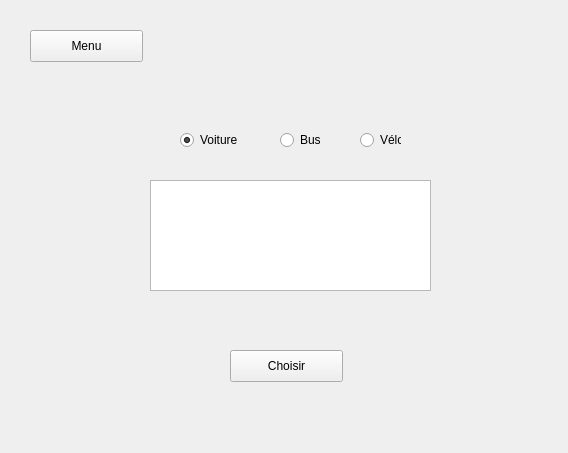
Qt form fenetrelocation.ui (TitiCrou/TAC) before a commit.
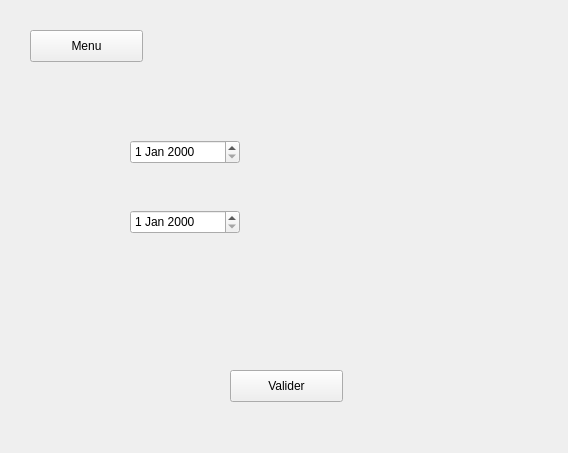
The same form after that commit.

```diff
--- a/fenetrelocation.ui
+++ b/fenetrelocation.ui
@@ -47,6 +47,41 @@
     <property name="currentIndex">
      <number>0</number>
     </property>
+    <widget class="QWidget" name="choixDate">
+     <widget class="QDateEdit" name="dateDebut">
+      <property name="geometry">
+       <rect>
+        <x>20</x>
+        <y>70</y>
+        <width>110</width>
+        <height>24</height>
+       </rect>
+      </property>
+     </widget>
+     <widget class="QDateEdit" name="dateFin">
+      <property name="geometry">
+       <rect>
+        <x>20</x>
+        <y>140</y>
+        <width>110</width>
+        <height>24</height>
+       </rect>
+      </property>
+     </widget>
+     <widget class="QPushButton" name="validationDate">
+      <property name="geometry">
+       <rect>
+        <x>120</x>
+        <y>300</y>
+        <width>113</width>
+        <height>32</height>
+       </rect>
+      </property>
+      <property name="text">
+       <string>Valider</string>
+      </property>
+     </widget>
+    </widget>
     <widget class="QWidget" name="choixVehicule">
      <widget class="QPushButton" name="chooseButton">
       <property name="geometry">
@@ -82,7 +117,7 @@
        <rect>
         <x>170</x>
         <y>60</y>
-        <width>41</width>
+        <width>51</width>
         <height>20</height>
        </rect>
       </property>
@@ -98,7 +133,7 @@
        <rect>
         <x>70</x>
         <y>60</y>
-        <width>61</width>
+        <width>71</width>
         <height>20</height>
        </rect>
       </property>
@@ -120,7 +155,7 @@
        <rect>
         <x>250</x>
         <y>60</y>
-        <width>41</width>
+        <width>61</width>
         <height>20</height>
        </rect>
       </property>
```
Left out of the diff: 12 changed lines with no effect on the pictures.
